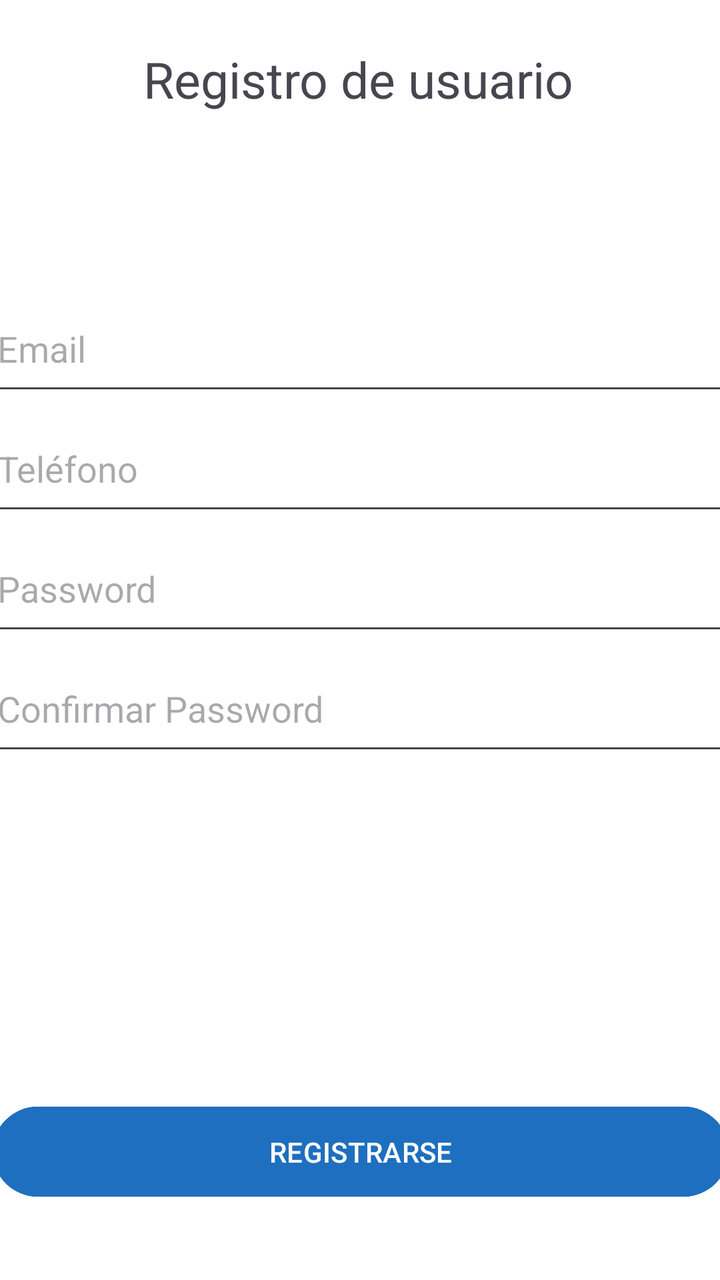
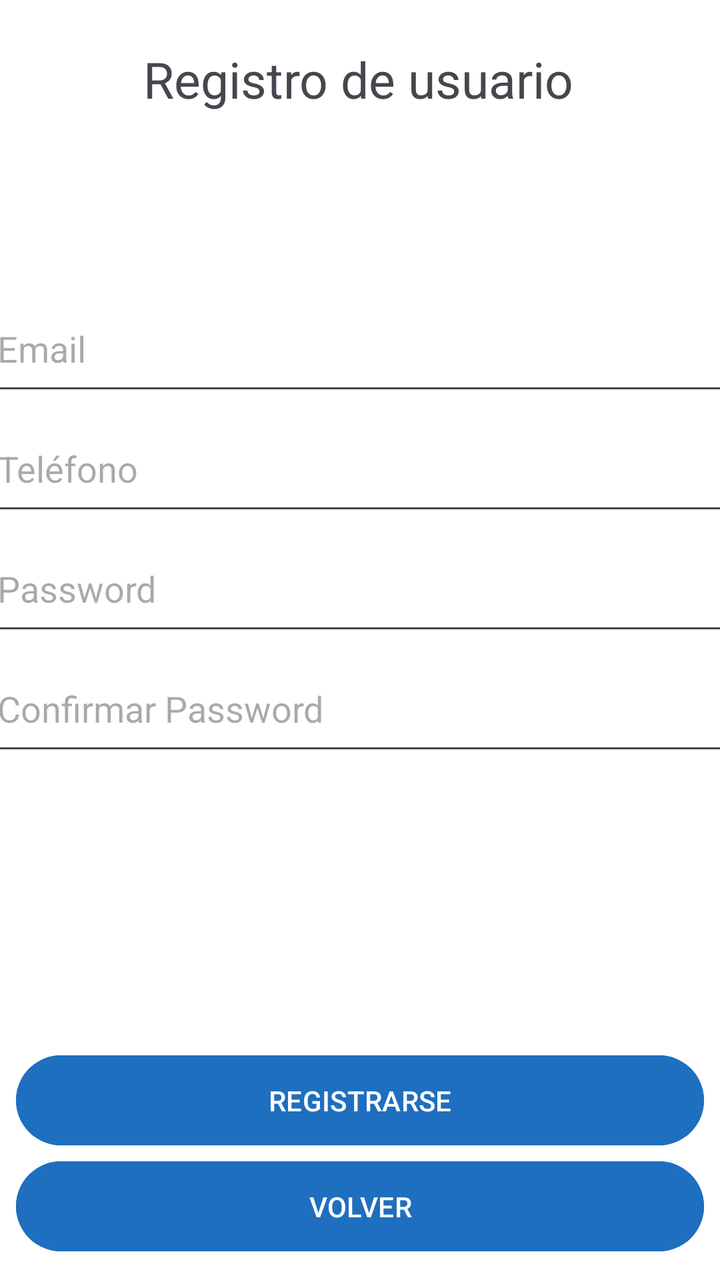

Compare the two renders of this Android layout. The source of the first and the diff that turns it into the second are given below.
<!-- AndroidManifest.xml: application theme Theme.PROYECTO_GRUPO_2 -->
<!-- res/layout/activity_registro2.xml -->
<?xml version="1.0" encoding="utf-8"?>
<androidx.constraintlayout.widget.ConstraintLayout xmlns:android="http://schemas.android.com/apk/res/android"
    xmlns:app="http://schemas.android.com/apk/res-auto"
    xmlns:tools="http://schemas.android.com/tools"
    android:id="@+id/main"
    android:layout_width="match_parent"
    android:layout_height="match_parent"
    android:background="@color/FondoPantallaInicio"
    tools:context=".Registro2Activity">

    <LinearLayout
        android:id="@+id/linearLayout_registro2"
        android:layout_width="374dp"
        android:layout_height="369dp"
        android:layout_marginStart="10dp"
        android:layout_marginEnd="10dp"
        android:orientation="vertical"
        app:layout_constraintBottom_toBottomOf="parent"
        app:layout_constraintEnd_toEndOf="parent"
        app:layout_constraintHorizontal_bias="0.47"
        app:layout_constraintStart_toStartOf="parent"
        app:layout_constraintTop_toTopOf="parent"
        app:layout_constraintVertical_bias="0.527">

        <EditText
            android:id="@+id/editTextMail_registro2"
            android:layout_width="match_parent"
            android:layout_height="60dp"
            android:ems="10"
            android:hint="@string/email_login"
            android:inputType="textEmailAddress" />

        <EditText
            android:id="@+id/editTextTelefono_registro2"
            android:layout_width="match_parent"
            android:layout_height="60dp"
            android:ems="10"
            android:hint="@string/telefono_login"
            android:inputType="text" />

        <EditText
            android:id="@+id/editTextPassword_registro2"
            android:layout_width="match_parent"
            android:layout_height="60dp"
            android:ems="10"
            android:hint="@string/contraseña_login"
            android:inputType="textPassword" />

        <EditText
            android:id="@+id/editTextConfirmarPassword_registro2"
            android:layout_width="match_parent"
            android:layout_height="60dp"
            android:ems="10"
            android:hint="@string/confirmarContraseña_login"
            android:inputType="textPassword" />

    </LinearLayout>

    <TextView
        android:id="@+id/textViewCabecera_registro2"
        android:layout_width="216dp"
        android:layout_height="42dp"
        android:layout_gravity="center"
        android:text="@string/cabeceraRegistro_login"
        android:textSize="25sp"
        app:layout_constraintBottom_toTopOf="@+id/linearLayout_registro2"
        app:layout_constraintEnd_toEndOf="parent"
        app:layout_constraintHorizontal_bias="0.497"
        app:layout_constraintStart_toStartOf="parent"
        app:layout_constraintTop_toTopOf="parent"
        app:layout_constraintVertical_bias="0.224" />

    <Button
        android:id="@+id/btnRegistrarse_registro2"
        android:layout_width="368dp"
        android:layout_height="53dp"
        android:backgroundTint="@color/BotonesInicio"
        android:text="@string/btnRegistrarse"
        app:layout_constraintBottom_toBottomOf="parent"
        app:layout_constraintEnd_toEndOf="parent"
        app:layout_constraintStart_toStartOf="parent"
        app:layout_constraintTop_toBottomOf="@+id/linearLayout_registro2" />
</androidx.constraintlayout.widget.ConstraintLayout>
<!-- resources referenced by this layout -->
<resources>
  <color name="BotonesInicio">#1e6fbf</color>
  <color name="FondoPantallaInicio">#FFFFFFFF</color>
  <string name="btnRegistrarse">REGISTRARSE</string>
  <string name="cabeceraRegistro_login">Registro de usuario</string>
  <string name="email_login">Email</string>
  <string name="telefono_login">Teléfono</string>
  <style name="Theme.PROYECTO_GRUPO_2" parent="Base.Theme.PROYECTO_GRUPO_2" />
  <style name="Base.Theme.PROYECTO_GRUPO_2" parent="Theme.Material3.DayNight.NoActionBar">
          
          
      </style>
</resources>

<!-- the commit's change to res/layout/activity_registro2.xml (unified diff, before → after) -->
@@ -72,12 +72,31 @@
 
     <Button
         android:id="@+id/btnRegistrarse_registro2"
-        android:layout_width="368dp"
+        android:layout_width="0dp"
         android:layout_height="53dp"
+        android:layout_marginStart="8dp"
+        android:layout_marginEnd="8dp"
         android:backgroundTint="@color/BotonesInicio"
         android:text="@string/btnRegistrarse"
+        app:layout_constraintBottom_toTopOf="@+id/btnVolver_registro2"
+        app:layout_constraintEnd_toEndOf="parent"
+        app:layout_constraintHorizontal_bias="0.0"
+        app:layout_constraintStart_toStartOf="parent"
+        app:layout_constraintTop_toBottomOf="@+id/linearLayout_registro2"
+        app:layout_constraintVertical_bias="1.0" />
+
+    <Button
+        android:id="@+id/btnVolver_registro2"
+        android:layout_width="0dp"
+        android:layout_height="53dp"
+        android:layout_marginStart="8dp"
+        android:layout_marginEnd="8dp"
+        android:backgroundTint="@color/BotonesInicio"
+        android:text="VOLVER"
         app:layout_constraintBottom_toBottomOf="parent"
         app:layout_constraintEnd_toEndOf="parent"
+        app:layout_constraintHorizontal_bias="0.558"
         app:layout_constraintStart_toStartOf="parent"
-        app:layout_constraintTop_toBottomOf="@+id/linearLayout_registro2" />
+        app:layout_constraintTop_toBottomOf="@+id/linearLayout_registro2"
+        app:layout_constraintVertical_bias="0.864" />
 </androidx.constraintlayout.widget.ConstraintLayout>
